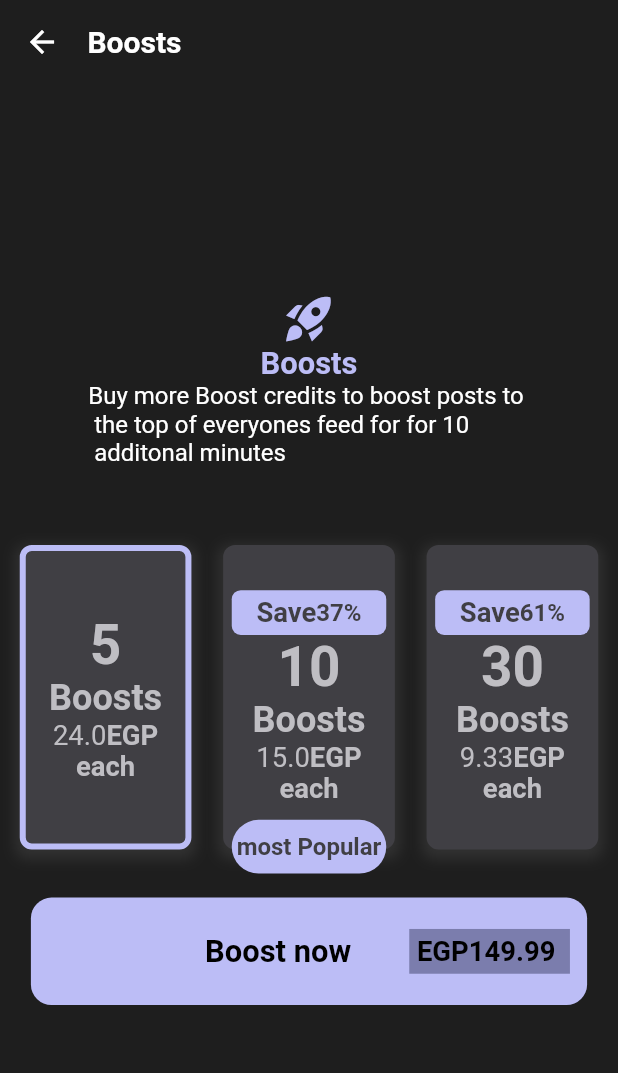
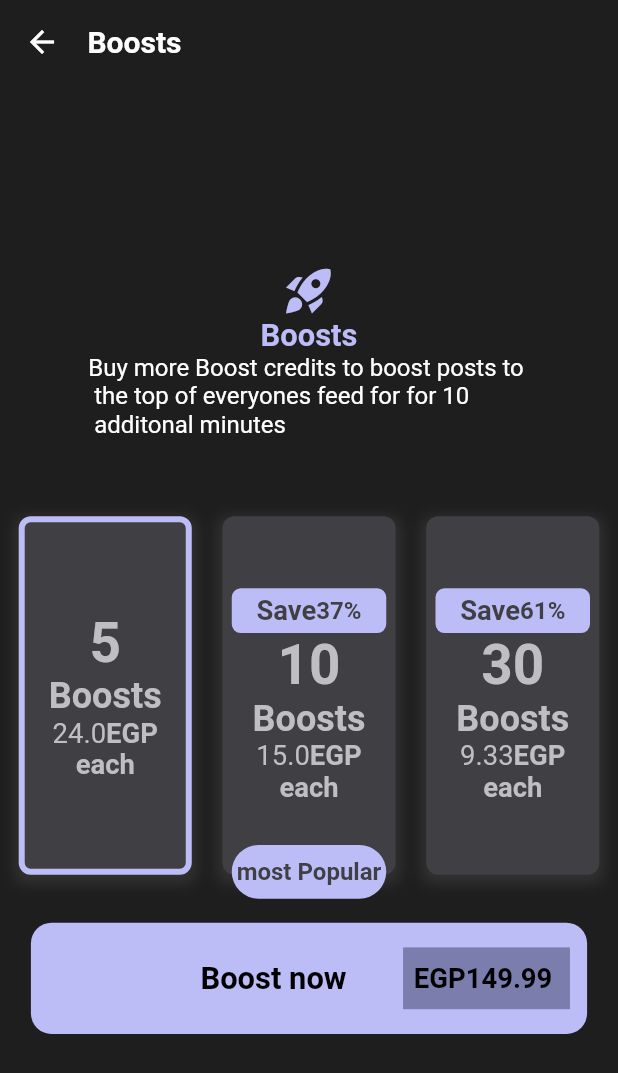
Before and after one commit to eslamsalah5/jodel_clone, a Flutter app: the BoostsView screen opened directly, on a phone screen of 412 x 824 dp. Shown: the top 1073 px of the screen. Run offline on Flutter 3.47's test engine with Material 2 defaults, Android fonts, the phone set to English and light mode, and no system bars; our stand-ins replace bloc, dots_indicator, flutter_bloc, flutter_colorpicker, flutter_screenutil, fluttertoast and 2 more; accounts and stored records are empty.

Commit message:
first commit

```diff
--- a/lib/l10n/intl_ar.arb
+++ b/lib/l10n/intl_ar.arb
@@ -14,6 +14,7 @@
     "save": "وفر",
     "egp": "ج.م.",
     "each": "للمره",
+    "boost": "تعزيز",
     "most_popular": "اكثر شعبيه",
     "boost_now": "عزز الان",
     "my_karma": "الكارما الخاصه بي",
--- a/lib/views/app_home_view/widgets/me_view/widgets/boosts_view/widgets/boosts_view_body.dart
+++ b/lib/views/app_home_view/widgets/me_view/widgets/boosts_view/widgets/boosts_view_body.dart
@@ -139,7 +139,7 @@ class _BoostsViewBodyState extends State<BoostsViewBody> {
             padding: const EdgeInsetsDirectional.symmetric(vertical: 16.0),
             child: Container(
               width: MediaQuery.of(context).size.width * 0.9,
-              height: 60.h,
+              height: MediaQuery.of(context).size.height * 0.09,
               decoration: BoxDecoration(
                 color: purpleColor,
                 borderRadius: BorderRadiusDirectional.circular(12.r),
@@ -161,8 +161,8 @@ class _BoostsViewBodyState extends State<BoostsViewBody> {
                     flex: 1,
                   ),
                   Container(
-                    width: MediaQuery.of(context).size.width * 0.26,
-                    height: 25.h,
+                    width: MediaQuery.of(context).size.width * 0.27,
+                    height: MediaQuery.of(context).size.height * 0.05,
                     decoration: const BoxDecoration(
                       color: Color(0xff7B7DAD),
                     ),
@@ -229,8 +229,8 @@ Widget customContainer(context,
               : Colors.white,
           borderRadius: BorderRadiusDirectional.circular(8),
         ),
-        height: 170.h,
-        width: 100.w,
+        height: MediaQuery.of(context).size.height * 0.29,
+        width: MediaQuery.of(context).size.width * 0.28,
         child: Column(
           mainAxisAlignment: MainAxisAlignment.center,
           crossAxisAlignment: CrossAxisAlignment.center,
--- a/lib/views/create_tweet/widgets/create_tweet_view_body.dart
+++ b/lib/views/create_tweet/widgets/create_tweet_view_body.dart
@@ -59,7 +59,7 @@ class _CreateTweetViewBodyState extends State<CreateTweetViewBody> {
                         border: InputBorder.none,
                         focusedBorder: InputBorder.none,
                         enabledBorder: InputBorder.none,
-                        hintText: 'Share Your thoughts with the whole world',
+                        hintText: S.of(context).create_tweet_hint,
                         hintStyle: TextStyle(
                           fontSize: 20.sp,
                           fontWeight: FontWeight.w400,
--- a/lib/views/info_on_boarding_view/widgets/custom_user_group.dart
+++ b/lib/views/info_on_boarding_view/widgets/custom_user_group.dart
@@ -16,7 +16,7 @@ class CustomUserGroupContainer extends StatelessWidget {
         Navigator.pushReplacementNamed(context, AppHomeView.pageID);
       },
       child: Container(
-        height: MediaQuery.of(context).size.height * 0.19,
+        height: MediaQuery.of(context).size.height * 0.20,
         decoration: BoxDecoration(
           color: Colors.white,
           borderRadius: BorderRadius.circular(10),
--- a/lib/views/on_boarding/presentation/widgets/page_view_item.dart
+++ b/lib/views/on_boarding/presentation/widgets/page_view_item.dart
@@ -15,7 +15,7 @@ class PageViewItem extends StatelessWidget {
       child: Column(
         children: [
           SizedBox(
-            width: MediaQuery.of(context).size.width * 0.5,
+            width: MediaQuery.of(context).size.width * 0.45,
             child: Image.asset(
               image!,
             ),
@@ -41,7 +41,7 @@ class PageViewItem extends StatelessWidget {
             ),
           ),
           SizedBox(
-            height: 30.h,
+            height: 40.h,
           ),
           const Spacer(),
         ],
```
Also changed, not shown: lib/views/app_home_view/widgets/home_view/imge.dart (+5 -6 lines), lib/views/app_home_view/widgets/home_view/widgets/popupBoutton.dart (+16 -4 lines), lib/views/app_home_view/widgets/inbox_view/widgets/chat_details.dart (+5 -4 lines), lib/generated/intl/messages_ar.dart.
